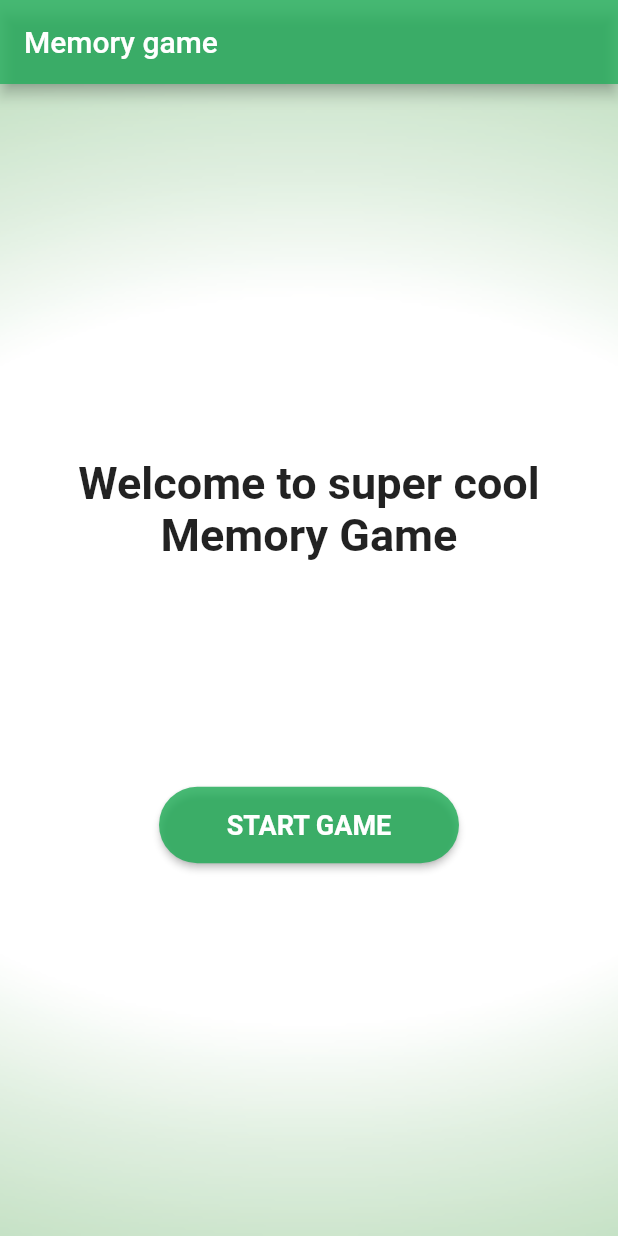
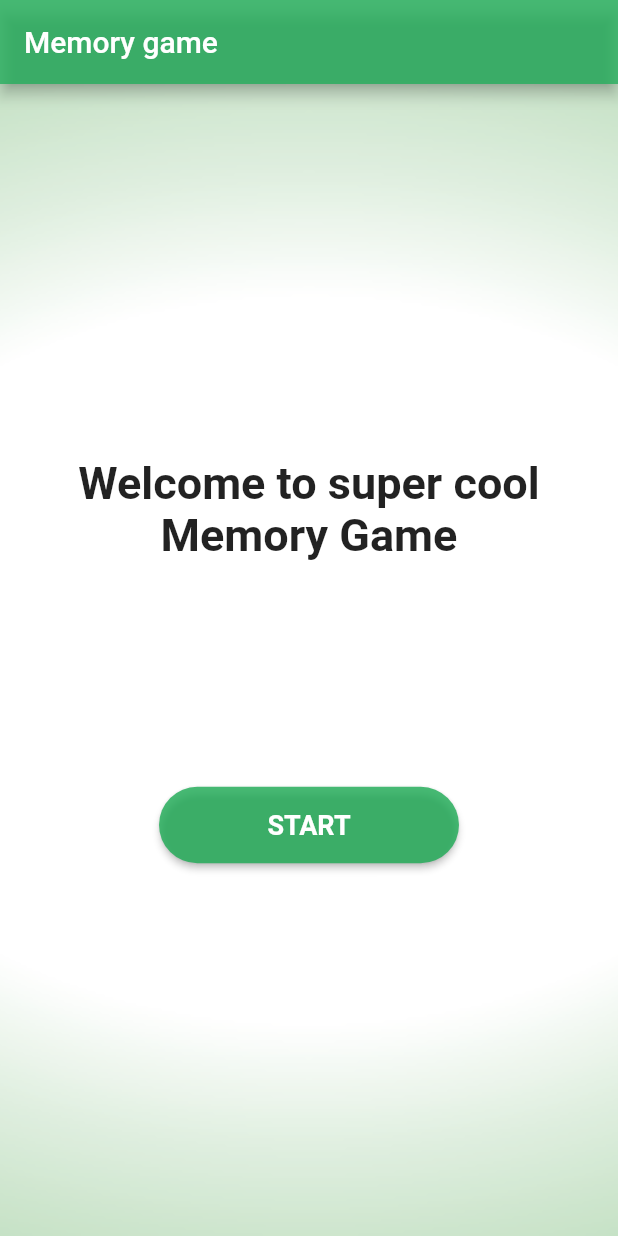
Before and after one commit to NemanjaLugi/memory_game, a Flutter app: the screen it shows after launch, on a phone screen of 412 x 824 dp. Run offline on Flutter 3.47's test engine with Material 2 defaults, Android fonts, the phone set to English and light mode, and no system bars; our stand-ins replace flip_card.

Commit message:
Start button title changed

```diff
--- a/lib/app.dart
+++ b/lib/app.dart
@@ -57,7 +57,7 @@ class HomePage extends StatelessWidget {
                               builder: (context) => GamePage(size: 16)),
                           (Route<dynamic> route) => false),
                       child: Text(
-                        'Start game'.toUpperCase(),
+                        'Start'.toUpperCase(),
                         style: TextStyle(
                           color: Colors.white,
                           fontSize: 18,
```
